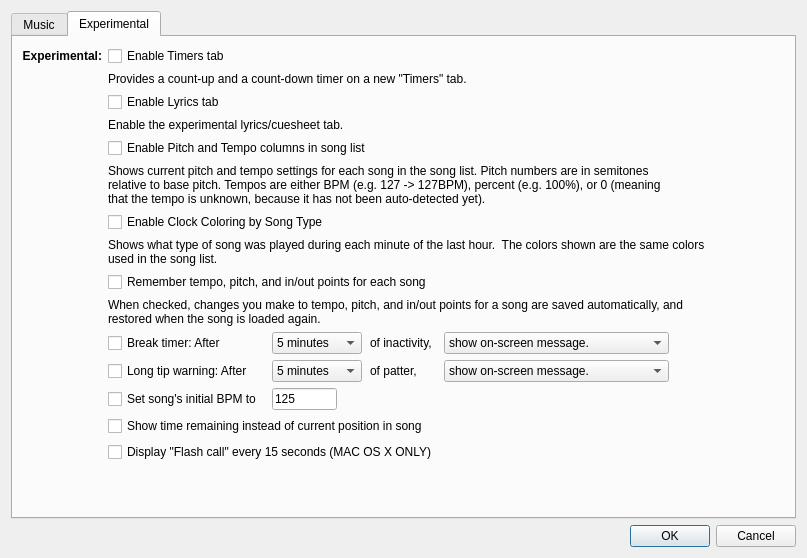
Old version of the form SquareDesk-DEV/test123/preferencesdialog.ui in the repository mpogue2/SquareDesk.
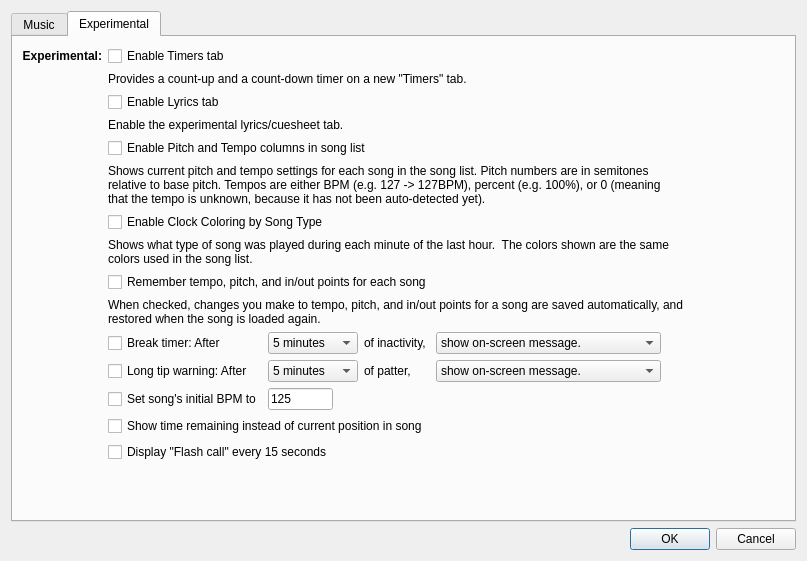
New version of the form. The open tabs and pages were chosen to show the change.

```diff
--- a/SquareDesk-DEV/test123/preferencesdialog.ui
+++ b/SquareDesk-DEV/test123/preferencesdialog.ui
@@ -7,7 +7,7 @@
     <x>0</x>
     <y>0</y>
     <width>807</width>
-    <height>558</height>
+    <height>561</height>
    </rect>
   </property>
   <property name="sizePolicy">
@@ -943,7 +943,7 @@
          <item row="15" column="1" colspan="3">
           <widget class="QCheckBox" name="enableFlashCallsCheckbox">
            <property name="text">
-            <string>Display &quot;Flash call&quot; every 15 seconds (MAC OS X ONLY)</string>
+            <string>Display &quot;Flash call&quot; every 15 seconds</string>
            </property>
           </widget>
          </item>
```
Left out of the diff: 2 changed lines with no effect on the pictures.
